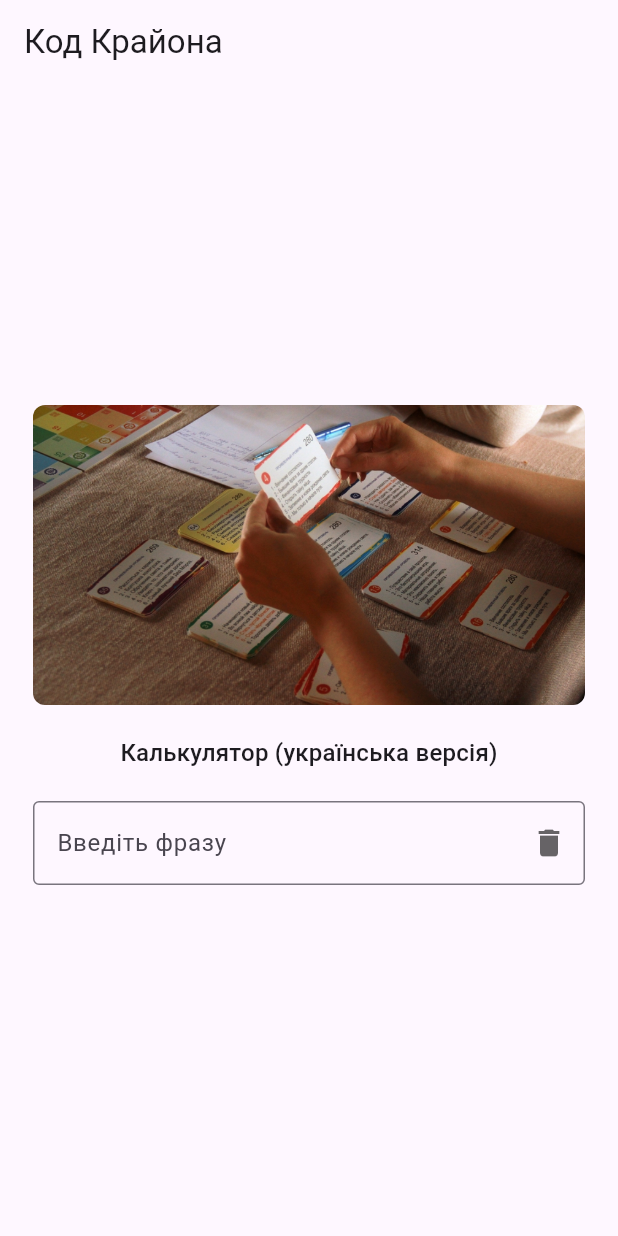
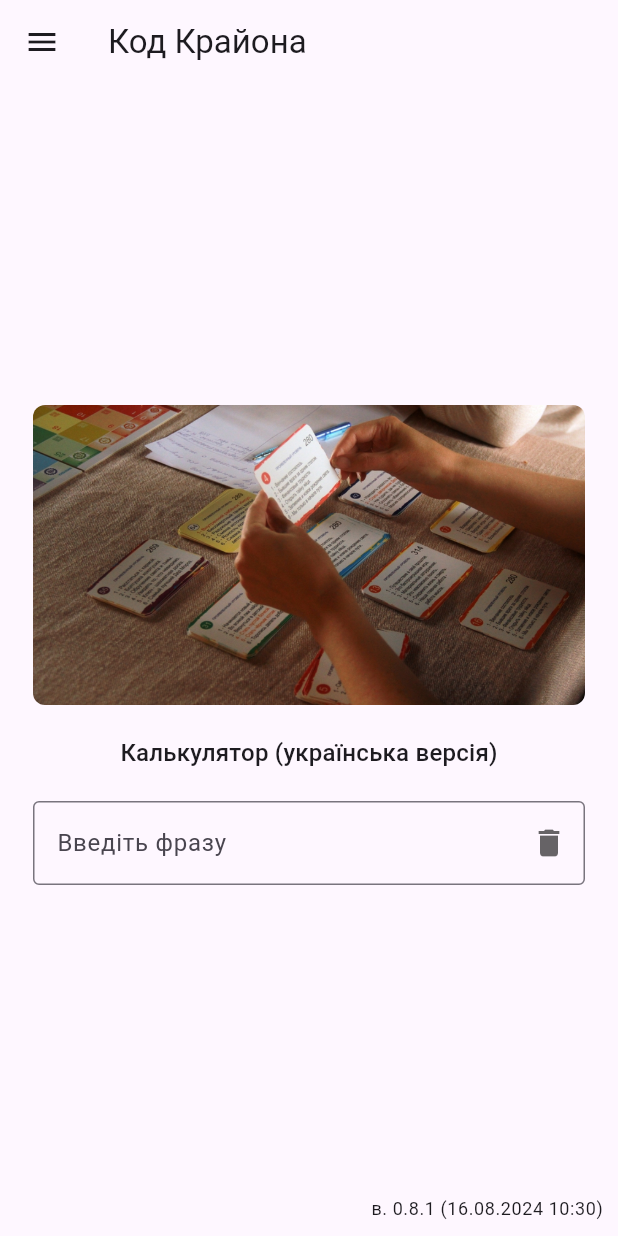
Before and after one commit to freedomdp/kod-kraiona, a Flutter app: the KrayonCodeCalculator screen opened directly, on a phone screen of 412 x 824 dp. Run offline on Flutter 3.47's test engine with Material 3 defaults, Android fonts, the light colour scheme and no system bars; our stand-ins replace firebase_core; missing offline and left inert: gsheets; accounts and stored records are empty.

Commit message:
configured to display data from the google table

```diff
--- a/lib/app.dart
+++ b/lib/app.dart
@@ -6,7 +6,7 @@ class MyApp extends StatelessWidget {
   @override
   Widget build(BuildContext context) {
     return MaterialApp(
-      title: 'Код Крайона',
+      title: 'Код Крайона (українська версія)',
       theme: ThemeData(
         primarySwatch: Colors.blue,
         visualDensity: VisualDensity.adaptivePlatformDensity,
--- /dev/null
+++ b/lib/config/app_version.dart
@@ -0,0 +1,12 @@
+class AppVersion {
+  static const String version = '0.8.1';
+  static final String buildDate = _getBuildDate();
+
+  static String _getBuildDate() {
+    return '${DateTime.now().day.toString().padLeft(2, '0')}.${DateTime.now().month.toString().padLeft(2, '0')}.${DateTime.now().year} ${DateTime.now().hour.toString().padLeft(2, '0')}:${DateTime.now().minute.toString().padLeft(2, '0')}';
+  }
+
+  static String getFullVersion() {
+    return 'в. $version ($buildDate)';
+  }
+}
--- a/lib/main.dart
+++ b/lib/main.dart
@@ -2,7 +2,6 @@
 import 'package:firebase_core/firebase_core.dart';
 import 'firebase_options.dart';
 import 'app.dart';
-import 'services/krayon_code_service.dart';
 import 'services/google_sheets_service.dart';
 
 void main() async {
@@ -11,8 +10,9 @@
     await Firebase.initializeApp(
       options: DefaultFirebaseOptions.currentPlatform,
     );
-    final sheetsService = await GoogleSheetsService.getInstance();
-    KrayonCodeService.setSheetService(sheetsService);
+    print('Initializing GoogleSheetsService...');
+    await GoogleSheetsService.getInstance();
+    print('GoogleSheetsService initialized successfully');
     runApp(MyApp());
   } catch (e) {
     print('Error initializing app: $e');
--- a/lib/screens/krayon_code_calculator.dart
+++ b/lib/screens/krayon_code_calculator.dart
@@ -1,6 +1,8 @@
 import 'package:flutter/material.dart';
 import 'package:flutter/services.dart';
 import '../services/krayon_code_service.dart';
+import '../config/app_version.dart';
+import 'phrases_screen.dart';
 
 class KrayonCodeCalculator extends StatefulWidget {
   const KrayonCodeCalculator({Key? key}) : super(key: key);
@@ -51,17 +53,28 @@ class _KrayonCodeCalculatorState extends State<KrayonCodeCalculator> {
     });
   }
 
-  @override
+   @override
   Widget build(BuildContext context) {
     final theme = Theme.of(context);
     return Scaffold(
       appBar: AppBar(
         title: const Text('Код Крайона'),
+        leading: IconButton(
+          icon: const Icon(Icons.menu),
+          onPressed: () {
+            Navigator.push(
+              context,
+              MaterialPageRoute(builder: (context) => const PhrasesScreen()),
+            );
+          },
+        ),
       ),
-      body: Center(
-        child: ConstrainedBox(
-          constraints: BoxConstraints(maxWidth: maxWidth),
-          child: SingleChildScrollView(
+      body: Stack(
+        children: [
+          Center(
+            child: ConstrainedBox(
+              constraints: BoxConstraints(maxWidth: maxWidth),
+              child: SingleChildScrollView(
             padding: const EdgeInsets.all(16.0),
             child: Column(
               crossAxisAlignment: CrossAxisAlignment.stretch,
@@ -117,6 +130,16 @@ class _KrayonCodeCalculatorState extends State<KrayonCodeCalculator> {
           ),
         ),
       ),
+          Positioned(
+            right: 10,
+            bottom: 10,
+            child: Text(
+              AppVersion.getFullVersion(),
+              style: theme.textTheme.bodySmall,
+            ),
+          ),
+        ],
+      ),
     );
   }
 }
```
Also changed, not shown: lib/screens/phrases_screen.dart (added, +100 -0 lines), lib/services/google_sheets_service.dart (+25 -5 lines), pubspec.yaml (+6 -68 lines), 2 other files.
